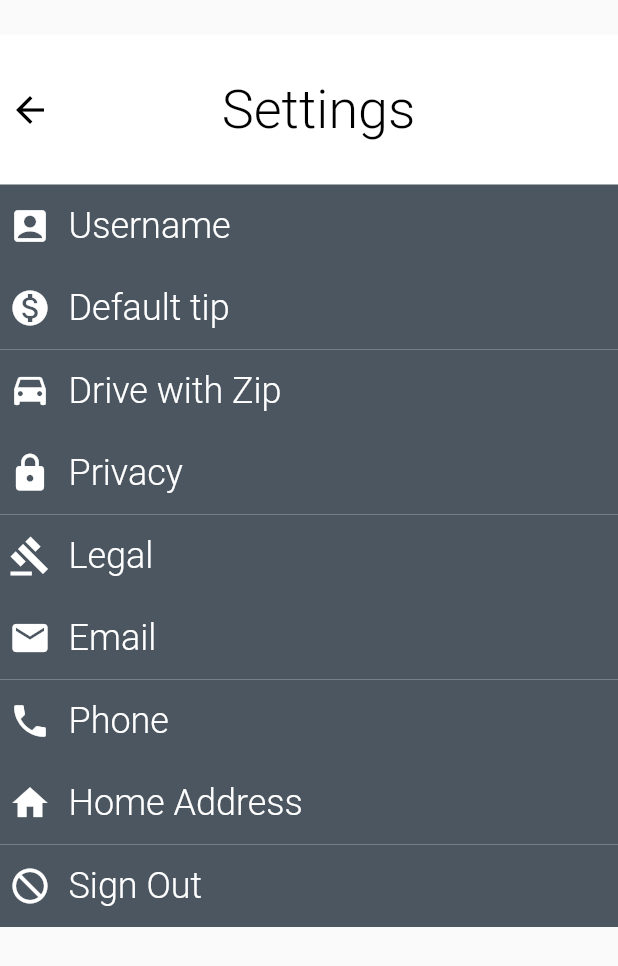
After one commit to zipgameday/zip, a Flutter app: the screen it shows once a user with an empty profile is signed in, in the side drawer, after a tap on "Settings", on a phone screen of 412 x 824 dp. The commit adds this screen. Shown: the top 966 px of the screen. Run offline on Flutter 3.47's test engine with Material 2 defaults, Android fonts, the phone set to English and light mode, and no system bars; our stand-ins replace cloud_firestore, firebase_auth, geolocator, google_maps_flutter, google_sign_in, shared_preferences; missing offline and left inert: flutter_auth_buttons, location_permissions; accounts and stored records are empty; Roboto replaces fonts that are missing (OpenSans); statements that could not run were skipped.

Commit message:
Made setting screen

```diff
--- a/lib/main.dart
+++ b/lib/main.dart
@@ -9,14 +9,13 @@ import 'package:shared_preferences/shared_preferences.dart';
 import 'package:cloud_firestore/cloud_firestore.dart';
 import 'package:geolocator/geolocator.dart';
 import 'package:location_permissions/location_permissions.dart';
-
 import 'business/auth.dart';
 
 
 
 void main() {
   WidgetsFlutterBinding.ensureInitialized();
-  Firestore.instance.settings(timestampsInSnapshotsEnabled: true);
+  Firestore.instance.settings();
   SharedPreferences.getInstance().then((prefs) {
     runApp(MyApp(prefs: prefs));
   });
--- a/lib/ui/screens/main_screen.dart
+++ b/lib/ui/screens/main_screen.dart
@@ -7,6 +7,7 @@ import 'package:google_maps_flutter/google_maps_flutter.dart';
 import 'package:geolocator/geolocator.dart';
 import 'package:flutter/services.dart';
 import 'dart:async';
+import 'package:zip/ui/screens/settings_screen.dart';
 
 class MainScreen extends StatefulWidget {
   final FirebaseUser firebaseUser;
@@ -71,6 +72,12 @@ class _MainScreenState extends State<MainScreen> {
                 _scaffoldKey.currentState.openEndDrawer();
               },
             ),
+            ListTile(
+              title: Text('Settings'),
+              onTap: () {
+                Navigator.push(context, MaterialPageRoute(builder: (context)=> SettingsScreen()));
+              },
+            ),
           ],
         ),
       );
--- /dev/null
+++ b/lib/ui/screens/settings_screen.dart
@@ -0,0 +1,249 @@
+import "package:flutter/material.dart";
+import "package:zip/ui/widgets/custom_text_field.dart";
+import 'package:zip/business/auth.dart';
+import 'package:zip/business/validator.dart';
+import 'package:flutter/services.dart';
+import 'package:zip/ui/widgets/custom_flat_button.dart';
+import 'package:zip/ui/widgets/custom_alert_dialog.dart';
+import 'package:zip/models/user.dart';
+
+class SettingsScreen extends StatefulWidget {
+  _SettingsScreenState createState() => _SettingsScreenState();
+}
+
+class _SettingsScreenState extends State<SettingsScreen> {
+  @override
+  void initState() {
+    super.initState();
+  }
+
+  @override
+  Widget build(BuildContext context) {
+    return Scaffold(
+      //backgroundColor: Colors.grey[70],
+      body: Padding(
+        padding: const EdgeInsets.only(
+            top: 23.0, bottom: 20.0, left: 0.0, right: 0.0,),
+        child: Column(
+          mainAxisSize: MainAxisSize.max,
+          // mainAxisAlignment: MainAxisAlignment.spaceBetween,
+          children: <Widget>[
+            TopRectangle(
+              child: Row(
+                children: <Widget>[
+                  Padding(
+                    padding: const EdgeInsets.only(left: 6.0),
+                    child: Icon(Icons.arrow_back, size: 28.0, color: Colors.black),
+                  ),
+                  Text("             Settings",
+                      textAlign: TextAlign.center,
+                      style: TextStyle(
+                          color: Colors.black,
+                          fontSize: 36.0,
+                          fontWeight: FontWeight.w300,
+                          fontFamily: "OpenSans"))
+                ],
+              ),
+               ),
+            SettingRec(
+              child: Row(
+                children: <Widget>[
+                  Padding(
+                    padding: const EdgeInsets.only(left: 6.0),
+                    child: Icon(Icons.account_box, size: 28.0, color: Colors.white),
+                  ),
+                  Text("  Username",
+                      textAlign: TextAlign.left,
+                      style: TextStyle(
+                          color: Colors.white,
+                          fontSize: 24.0,
+                          fontWeight: FontWeight.w300,
+                          fontFamily: "OpenSans"))
+                ],
+              ),
+            ),
+            SettingRec(
+              child: Row(
+                children: <Widget>[
+                  Padding(
+                    padding: const EdgeInsets.only(left: 6.0),
+                    child: Icon(Icons.monetization_on, size: 28.0, color: Colors.white),
+                  ),
+                  Text("  Default tip",
+                      textAlign: TextAlign.left,
+                      style: TextStyle(
+                          color: Colors.white,
+                          fontSize: 24.0,
+                          fontWeight: FontWeight.w300,
+                          fontFamily: "OpenSans"))
+                ],
+              ),
+            ),
+            SettingRec(
+              child: Row(
+                children: <Widget>[
+                  Padding(
+                    padding: const EdgeInsets.only(left: 6.0),
+                    child: Icon(Icons.drive_eta, size: 28.0, color: Colors.white),
+                  ),
+                  Text("  Drive with Zip",
+                      textAlign: TextAlign.left,
+                      style: TextStyle(
+                          color: Colors.white,
+                          fontSize: 24.0,
+                          fontWeight: FontWeight.w300,
+                          fontFamily: "OpenSans"))
+                ],
+              ),
+            ),
+            SettingRec(
+              child: Row(
+                children: <Widget>[
+                  Padding(
+                    padding: const EdgeInsets.only(left: 6.0),
+                    child: Icon(Icons.lock, size: 28.0, color: Colors.white),
+                  ),
+                  Text("  Privacy",
+                      textAlign: TextAlign.left,
+                      style: TextStyle(
+                          color: Colors.white,
+                          fontSize: 24.0,
+                          fontWeight: FontWeight.w300,
+                          fontFamily: "OpenSans"))
+                ],
+              ),
+            ),
+            SettingRec(
+              child: Row(
+                children: <Widget>[
+                  Padding(
+                    padding: const EdgeInsets.only(left: 6.0),
+                    child: Icon(Icons.gavel, size: 28.0, color: Colors.white),
+                  ),
+                  Text("  Legal",
+                      textAlign: TextAlign.left,
+                      style: TextStyle(
+                          color: Colors.white,
+                          fontSize: 24.0,
+                          fontWeight: FontWeight.w300,
+                          fontFamily: "OpenSans"))
+                ],
+              ),
+            ),
+            SettingRec(
+              child: Row(
+                children: <Widget>[
+                  Padding(
+                    padding: const EdgeInsets.only(left: 6.0),
+                    child: Icon(Icons.email, size: 28.0, color: Colors.white),
+                  ),
+                  Text("  Email",
+                      textAlign: TextAlign.left,
+                      style: TextStyle(
+                          color: Colors.white,
+                          fontSize: 24.0,
+                          fontWeight: FontWeight.w300,
+                          fontFamily: "OpenSans"))
+                ],
+              ),
+            ),
+            SettingRec(
+              child: Row(
+                children: <Widget>[
+                  Padding(
+                    padding: const EdgeInsets.only(left: 6.0),
+                    child: Icon(Icons.local_phone, size: 28.0, color: Colors.white),
+                  ),
+                  Text("  Phone",
+                      textAlign: TextAlign.left,
+                      style: TextStyle(
+                          color: Colors.white,
+                          fontSize: 24.0,
+                          fontWeight: FontWeight.w300,
+                          fontFamily: "OpenSans"))
+                ],
+              ),
+            ),
+            SettingRec(
+              child: Row(
+                children: <Widget>[
+                  Padding(
+                    padding: const EdgeInsets.only(left: 6.0),
+                    child: Icon(Icons.home, size: 28.0, color:Colors.white),
+                  ),
+                  Text("  Home Address",
+                      textAlign: TextAlign.left,
+                      style: TextStyle(
+                          color: Colors.white,
+                          fontSize: 24.0,
+                          fontWeight: FontWeight.w300,
+                          fontFamily: "OpenSans"))
+                ],
+              ),
+            ),
+            SettingRec(
+              child: Row(
+                children: <Widget>[
+                  Padding(
+                    padding: const EdgeInsets.only(left: 6.0),
+                    child: Icon(Icons.not_interested, size: 28.0, color: Colors.white),
+                  ),
+                  Text("  Sign Out",
+                      textAlign: TextAlign.left,
+                      style: TextStyle(
+                          color: Colors.white,
+                          fontSize: 24.0,
+                          fontWeight: FontWeight.w300,
+                          fontFamily: "OpenSans"))
+                ],
+              ),
+            ),
+          ],
+        ),
+      ),
+    );
+  }
+}
+
+class TopRectangle extends StatelessWidget {
+  final color;
+  final height;
+  final width;
+  final child;
+
+  TopRectangle({this.child, this.color, this.height = 100.0, this.width = 500.0});
+
+  build(context) {
+    return Container(
+      width: width,
+      height: height,
+      color: Colors.white,
+      child: child,
+    );
+  }
+}
+
+class SettingRec extends StatelessWidget {
+  final color;
+  final decoration;
+  final width;
+  final height;
+  // final borderWidth;
+  final child;
+  SettingRec(
+      {this.child,
+      this.color,
+      this.width = 500.0,
+      this.decoration,
+      this.height = 55.0});
+
+  build(context) {
+    return Container(
+      width: width,
+      height: height,
+      color: Color.fromRGBO(76, 86, 96, 1.0),
+      child: child,
+
+    );
+  }
+}
```
